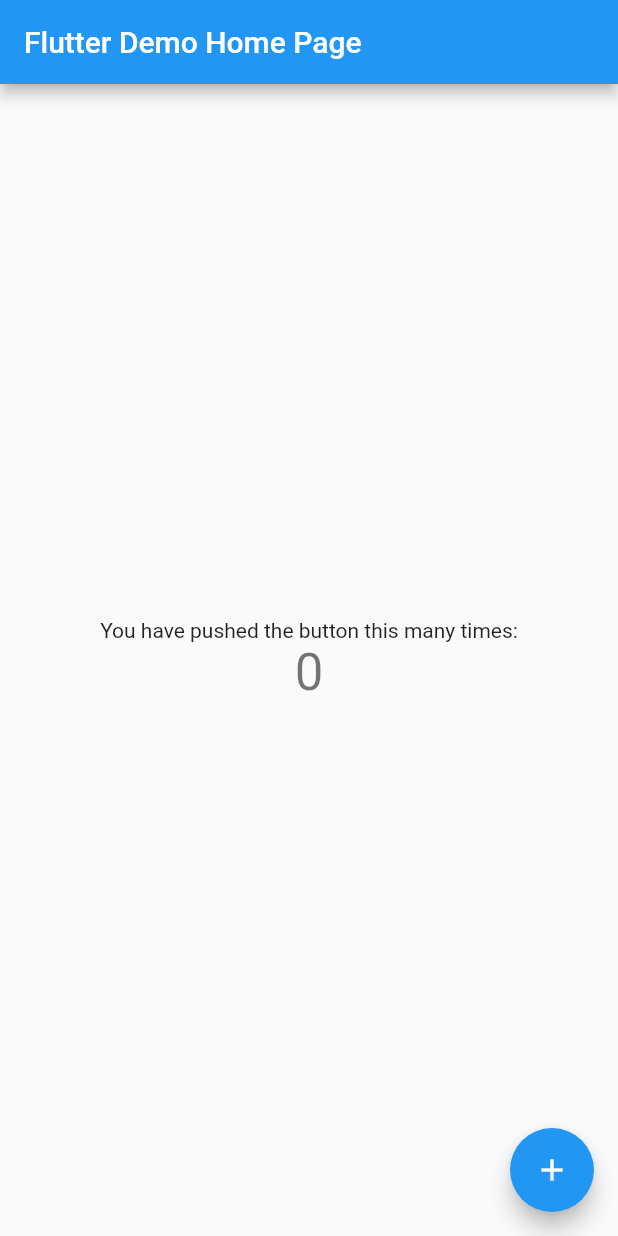
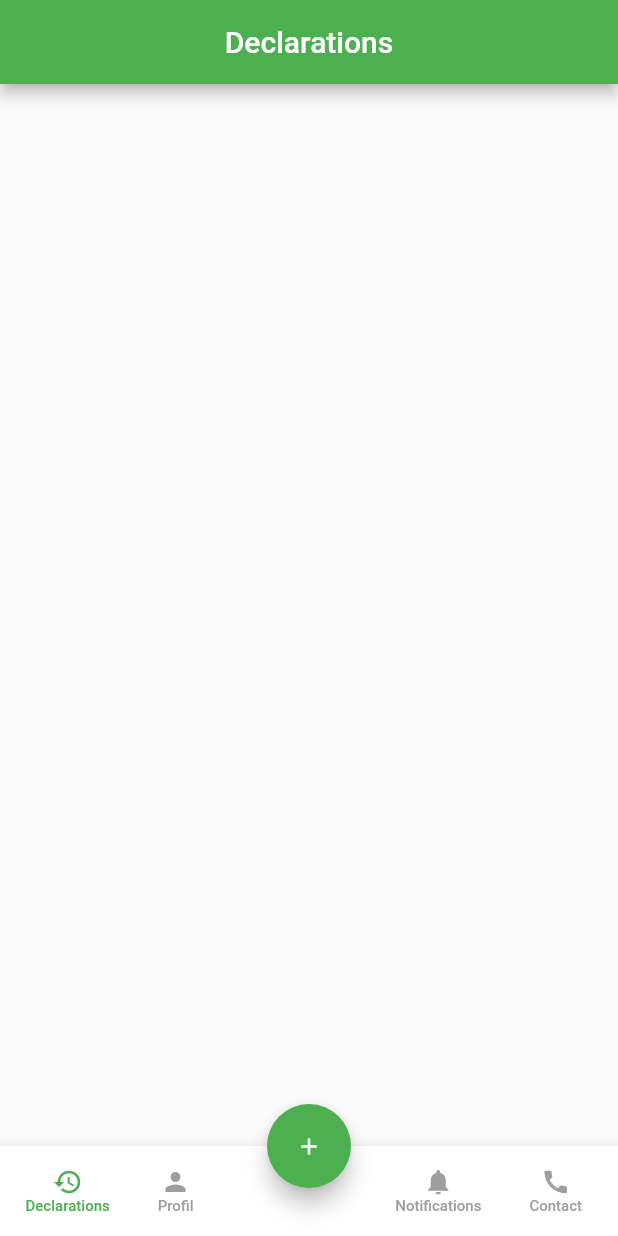
Before and after one commit to haidour18/EquipeNdif, a Flutter app: the screen it shows after launch, on a phone screen of 412 x 824 dp. Run offline on Flutter 3.47's test engine with Material 2 defaults, Android fonts, the phone set to English and light mode, and no system bars.

Commit message:
"app bottom navigation bar et les routes vers les screens "

```diff
--- a/lib/main.dart
+++ b/lib/main.dart
@@ -1,8 +1,7 @@
+import 'package:equipendif/pages/home.dart';
 import 'package:flutter/material.dart';
 
-void main() {
-  runApp(MyApp());
-}
+void main() => runApp(MyApp());
 
 class MyApp extends StatelessWidget {
   // This widget is the root of your application.
@@ -11,107 +10,9 @@
     return MaterialApp(
       title: 'Flutter Demo',
       theme: ThemeData(
-        // This is the theme of your application.
-        //
-        // Try running your application with "flutter run". You'll see the
-        // application has a blue toolbar. Then, without quitting the app, try
-        // changing the primarySwatch below to Colors.green and then invoke
-        // "hot reload" (press "r" in the console where you ran "flutter run",
-        // or simply save your changes to "hot reload" in a Flutter IDE).
-        // Notice that the counter didn't reset back to zero; the application
-        // is not restarted.
         primarySwatch: Colors.blue,
-        // This makes the visual density adapt to the platform that you run
-        // the app on. For desktop platforms, the controls will be smaller and
-        // closer together (more dense) than on mobile platforms.
-        visualDensity: VisualDensity.adaptivePlatformDensity,
       ),
-      home: MyHomePage(title: 'Flutter Demo Home Page'),
+      home: Home() ,
     );
   }
 }
-
-class MyHomePage extends StatefulWidget {
-  MyHomePage({Key key, this.title}) : super(key: key);
-
-  // This widget is the home page of your application. It is stateful, meaning
-  // that it has a State object (defined below) that contains fields that affect
-  // how it looks.
-
-  // This class is the configuration for the state. It holds the values (in this
-  // case the title) provided by the parent (in this case the App widget) and
-  // used by the build method of the State. Fields in a Widget subclass are
-  // always marked "final".
-
-  final String title;
-
-  @override
-  _MyHomePageState createState() => _MyHomePageState();
-}
-
-class _MyHomePageState extends State<MyHomePage> {
-  int _counter = 0;
-
-  void _incrementCounter() {
-    setState(() {
-      // This call to setState tells the Flutter framework that something has
-      // changed in this State, which causes it to rerun the build method below
-      // so that the display can reflect the updated values. If we changed
-      // _counter without calling setState(), then the build method would not be
-      // called again, and so nothing would appear to happen.
-      _counter++;
-    });
-  }
-
-  @override
-  Widget build(BuildContext context) {
-    // This method is rerun every time setState is called, for instance as done
-    // by the _incrementCounter method above.
-    //
-    // The Flutter framework has been optimized to make rerunning build methods
-    // fast, so that you can just rebuild anything that needs updating rather
-    // than having to individually change instances of widgets.
-    return Scaffold(
-      appBar: AppBar(
-        // Here we take the value from the MyHomePage object that was created by
-        // the App.build method, and use it to set our appbar title.
-        title: Text(widget.title),
-      ),
-      body: Center(
-        // Center is a layout widget. It takes a single child and positions it
-        // in the middle of the parent.
-        child: Column(
-          // Column is also a layout widget. It takes a list of children and
-          // arranges them vertically. By default, it sizes itself to fit its
-          // children horizontally, and tries to be as tall as its parent.
-          //
-          // Invoke "debug painting" (press "p" in the console, choose the
-          // "Toggle Debug Paint" action from the Flutter Inspector in Android
-          // Studio, or the "Toggle Debug Paint" command in Visual Studio Code)
-          // to see the wireframe for each widget.
-          //
-          // Column has various properties to control how it sizes itself and
-          // how it positions its children. Here we use mainAxisAlignment to
-          // center the children vertically; the main axis here is the vertical
-          // axis because Columns are vertical (the cross axis would be
-          // horizontal).
-          mainAxisAlignment: MainAxisAlignment.center,
-          children: <Widget>[
-            Text(
-              'You have pushed the button this many times:',
-            ),
-            Text(
-              '$_counter',
-              style: Theme.of(context).textTheme.headline4,
-            ),
-          ],
-        ),
-      ),
-      floatingActionButton: FloatingActionButton(
-        onPressed: _incrementCounter,
-        tooltip: 'Increment',
-        child: Icon(Icons.add),
-      ), // This trailing comma makes auto-formatting nicer for build methods.
-    );
-  }
-}
--- a/lib/pages/Contact.dart
+++ b/lib/pages/Contact.dart
@@ -0,0 +1,18 @@
+import 'package:flutter/material.dart';
+class Contact extends StatefulWidget {
+  @override
+  _ContactState createState() => _ContactState();
+}
+
+class _ContactState extends State<Contact> {
+@override
+Widget build(BuildContext context) {
+return Scaffold(
+appBar: AppBar(centerTitle:true ,
+  backgroundColor: Colors.green,
+
+  title: Text('Contact'),
+),
+);
+}
+}
--- a/lib/pages/Declarations.dart
+++ b/lib/pages/Declarations.dart
@@ -0,0 +1,17 @@
+import 'package:flutter/material.dart';
+class Declarations extends StatefulWidget {
+  @override
+  _DeclarationsState createState() => _DeclarationsState();
+}
+
+class _DeclarationsState extends State<Declarations> {
+@override
+Widget build(BuildContext context) {
+return Scaffold(
+appBar: AppBar(
+  centerTitle:true ,
+  backgroundColor: Colors.green,
+  title: Text('Declarations'),),
+);
+}
+}
--- a/lib/pages/Notifications.dart
+++ b/lib/pages/Notifications.dart
@@ -0,0 +1,19 @@
+import 'package:flutter/material.dart';
+
+class Notifications extends StatefulWidget {
+  @override
+  _NotificationsState createState() => _NotificationsState();
+}
+
+class _NotificationsState extends State<Notifications> {
+  @override
+  Widget build(BuildContext context) {
+    return Scaffold(
+      appBar: AppBar(
+        centerTitle:true ,
+        backgroundColor: Colors.green,
+        title: Text('Notifications'),
+      ),
+    );
+  }
+}
--- a/lib/pages/home.dart
+++ b/lib/pages/home.dart
@@ -1,8 +1,10 @@
 
 
 import 'package:flutter/material.dart';
-
-
+import 'Declarations.dart';
+import 'Profile.dart';
+import 'Notifications.dart';
+import 'Contact.dart';
 
 class Home extends StatefulWidget {
   @override
@@ -14,13 +16,13 @@
 
   int currentTab = 0; // to keep track of active tab index
   final List<Widget> screens = [
-    Dashboard(),
-    Chat(),
+    Declarations(),
     Profile(),
-    Settings(),
+    Notifications(),
+    Contact(),
   ]; // to store nested tabs
   final PageStorageBucket bucket = PageStorageBucket();
-  Widget currentScreen = Dashboard(); // Our first view in viewport
+  Widget currentScreen = Declarations(); // Our first view in viewport
 
   @override
   Widget build(BuildContext context) {
@@ -30,27 +32,34 @@
         bucket: bucket,
       ),
       floatingActionButton: FloatingActionButton(
-        child: Icon(Icons.add),
+backgroundColor: Colors.green,
+        materialTapTargetSize: MaterialTapTargetSize.padded,
+        child: Icon(Icons.add ,size: 18,),
         onPressed: () {},
       ),
       floatingActionButtonLocation: FloatingActionButtonLocation.centerDocked,
+
       bottomNavigationBar: BottomAppBar(
-        shape: CircularNotchedRectangle(),
-        notchMargin: 10,
+
+        notchMargin: 0,
         child: Container(
+
+          padding: EdgeInsets.only(left:1,right: 8),
           height: 60,
           child: Row(
+            mainAxisSize: MainAxisSize.min,
             mainAxisAlignment: MainAxisAlignment.spaceBetween,
+
             children: <Widget>[
               Row(
                 crossAxisAlignment: CrossAxisAlignment.start,
                 children: <Widget>[
                   MaterialButton(
-                    minWidth: 40,
+                    minWidth: 30,
                     onPressed: () {
                       setState(() {
                         currentScreen =
-                            Dashboard(); // if user taps on this dashboard tab will be active
+                        Declarations(); // if user taps on this dashboard tab will be active
                         currentTab = 0;
                       });
                     },
@@ -58,24 +67,26 @@
                       mainAxisAlignment: MainAxisAlignment.center,
                       children: <Widget>[
                         Icon(
-                          Icons.dashboard,
-                          color: currentTab == 0 ? Colors.blue : Colors.grey,
+                          Icons.history,
+                          size: 20.0,
+                          color: currentTab == 0 ? Colors.green : Colors.grey,
                         ),
                         Text(
-                          'Dashboard',
+                          'Declarations',
                           style: TextStyle(
-                            color: currentTab == 0 ? Colors.blue : Colors.grey,
+                            fontSize: 10,
+                            color: currentTab == 0 ? Colors.green : Colors.grey,
                           ),
                         ),
                       ],
                     ),
                   ),
                   MaterialButton(
-                    minWidth: 40,
+                    minWidth: 30,
                     onPressed: () {
                       setState(() {
                         currentScreen =
-                            Chat(); // if user taps on this dashboard tab will be active
+                            Profile(); // if user taps on this dashboard tab will be active
                         currentTab = 1;
                       });
                     },
@@ -83,13 +94,17 @@
                       mainAxisAlignment: MainAxisAlignment.center,
                       children: <Widget>[
                         Icon(
-                          Icons.chat,
-                          color: currentTab == 1 ? Colors.blue : Colors.grey,
+                          Icons.person,
+                          size: 20.0,
+
+                          color: currentTab == 1 ? Colors.green : Colors.grey,
                         ),
                         Text(
-                          'Chats',
+                          'Profil',
                           style: TextStyle(
-                            color: currentTab == 1 ? Colors.blue : Colors.grey,
+                            fontSize: 10,
+
+                            color: currentTab == 1 ? Colors.green : Colors.grey,
                           ),
                         ),
                       ],
@@ -104,11 +119,11 @@
                 crossAxisAlignment: CrossAxisAlignment.start,
                 children: <Widget>[
                   MaterialButton(
-                    minWidth: 40,
+                    minWidth: 30,
                     onPressed: () {
                       setState(() {
                         currentScreen =
-                            Profile(); // if user taps on this dashboard tab will be active
+                            Notifications(); // if user taps on this dashboard tab will be active
                         currentTab = 2;
                       });
                     },
@@ -116,24 +131,28 @@
                       mainAxisAlignment: MainAxisAlignment.center,
                       children: <Widget>[
                         Icon(
-                          Icons.dashboard,
-                          color: currentTab == 2 ? Colors.blue : Colors.grey,
+                          Icons.notifications,
+                          size: 20.0,
+
+                          color: currentTab == 2 ? Colors.green : Colors.grey,
                         ),
                         Text(
-                          'Profile',
+                          'Notifications',
                           style: TextStyle(
-                            color: currentTab == 2 ? Colors.blue : Colors.grey,
+                            fontSize: 10,
+
+                            color: currentTab == 2 ? Colors.green : Colors.grey,
                           ),
                         ),
                       ],
                     ),
                   ),
                   MaterialButton(
-                    minWidth: 40,
+                    minWidth: 30,
                     onPressed: () {
                       setState(() {
                         currentScreen =
-                            Settings(); // if user taps on this dashboard tab will be active
+                        Contact(); // if user taps on this dashboard tab will be active
                         currentTab = 3;
                       });
                     },
@@ -141,13 +160,17 @@
                       mainAxisAlignment: MainAxisAlignment.center,
                       children: <Widget>[
                         Icon(
-                          Icons.chat,
-                          color: currentTab == 3 ? Colors.blue : Colors.grey,
+                          Icons.call,
+                          size: 20.0,
+
+                          color: currentTab == 3 ? Colors.green : Colors.grey,
                         ),
                         Text(
-                          'Settings',
+                          'Contact',
                           style: TextStyle(
-                            color: currentTab == 3 ? Colors.blue : Colors.grey,
+                            fontSize: 10,
+
+                            color: currentTab == 3 ? Colors.green : Colors.grey,
                           ),
                         ),
                       ],
```
Also changed, not shown: lib/pages/Profile.dart (+19 -0 lines).
